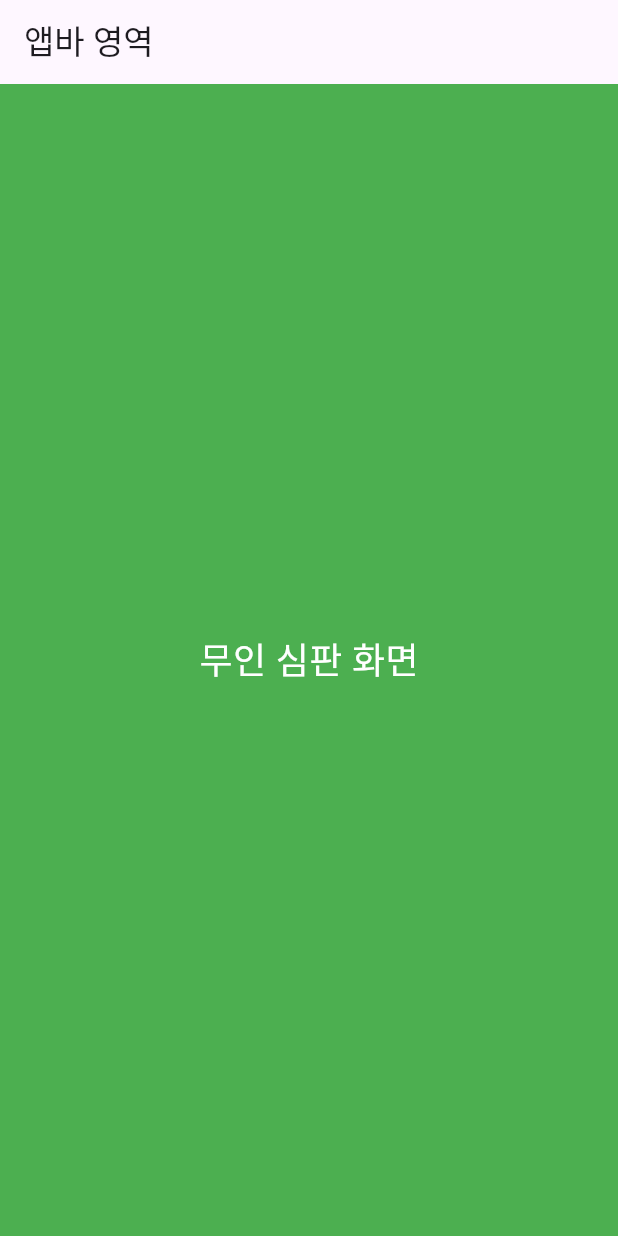
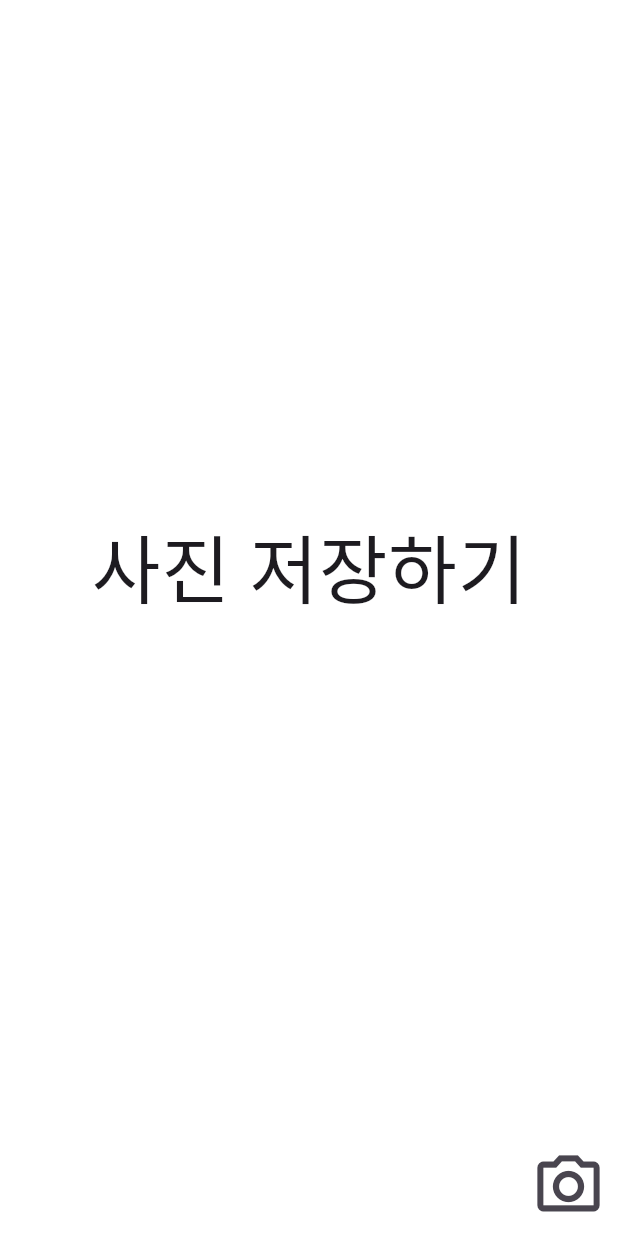
Before and after one commit to rladudcks/CapstoneDesign, a Flutter app: the RefereeScreen screen opened directly, on a phone screen of 412 x 824 dp. Run offline on Flutter 3.47's test engine with Material 3 defaults, Android fonts, the phone set to English and light mode, and no system bars; our stand-ins replace flutter_card_swiper, flutter_svg, gallery_saver, image_picker; missing offline and left inert: mongo_dart.

Commit message:
feat: camera settings (in progress)

```diff
--- a/lib/screens/referee/referee_screen.dart
+++ b/lib/screens/referee/referee_screen.dart
@@ -1,25 +1,65 @@
 import 'package:flutter/material.dart';
+import 'package:gallery_saver/gallery_saver.dart';
+import 'package:image_picker/image_picker.dart';
 
 class RefereeScreen extends StatelessWidget {
   @override
   Widget build(BuildContext context) {
     return Scaffold(
-      appBar: AppBar(
-        title: Text('앱바 영역'),
-      ),
-      body: Container(
-        color: Colors.green,
-        child: Center(
-          child: Text(
-            '무인 심판 화면',
-            style: TextStyle(
-              fontSize: 24,
-              color: Colors.white,
-              //추후 textTheme().displayMedium, 처리해야함
+      body: Column(
+        children: [
+          const Expanded(
+            child: Center(
+              child: Text(
+                "사진 저장하기",
+                style: TextStyle(fontSize: 50.0),
+              ),
             ),
           ),
-        ),
+          Row(
+            mainAxisAlignment: MainAxisAlignment.end,
+            children: [
+              IconButton(
+                onPressed: () {
+                  _takePhoto();
+                },
+                icon: const Icon(Icons.camera_alt_outlined),
+                iconSize: 50.0,
+              ),
+            ],
+          ),
+        ],
+        // appBar: AppBar(
+        //   title: Text('앱바 영역'),
+        // ),
+        // body: Container(
+        //   color: Colors.green,
+        //   child: Center(
+        //     child: Text(
+        //       '무인 심판 화면',
+        //       style: TextStyle(
+        //         fontSize: 24,
+        //         color: Colors.white,
+        //         //추후 textTheme().displayMedium, 처리해야함
+        //       ),
+        //     ),
+        //   ),
+        // ),
       ),
     );
   }
 }
+
+void _takePhoto() async {
+  ImagePicker().pickImage(source: ImageSource.camera).then((value) {
+    // 카메라를 호출하고 사진을 찍습니다.
+    if (value != null && value.path != null) {
+      print("저장경로 : ${value.path}");
+
+      GallerySaver.saveImage(value.path).then((value) {
+        // 사진을 갤러리에 저장합니다.
+        print("사진이 저장되었습니다");
+      });
+    }
+  });
+}
--- a/pubspec.yaml
+++ b/pubspec.yaml
@@ -38,6 +38,7 @@ dependencies:
   mongo_dart: ^0.10.1
   flutter_svg: ^2.0.10+1
   flutter_card_swiper: ^7.0.1
+
 
 dev_dependencies:
   flutter_test:
```
Also changed, not shown: pubspec.lock, 27 other files.
